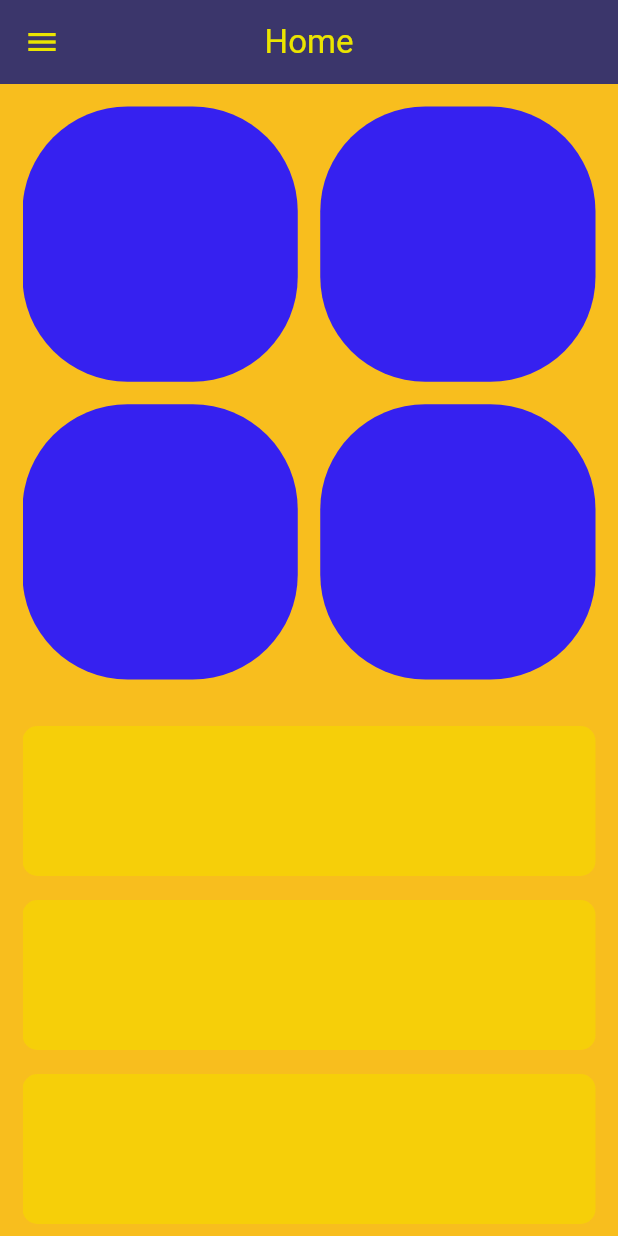
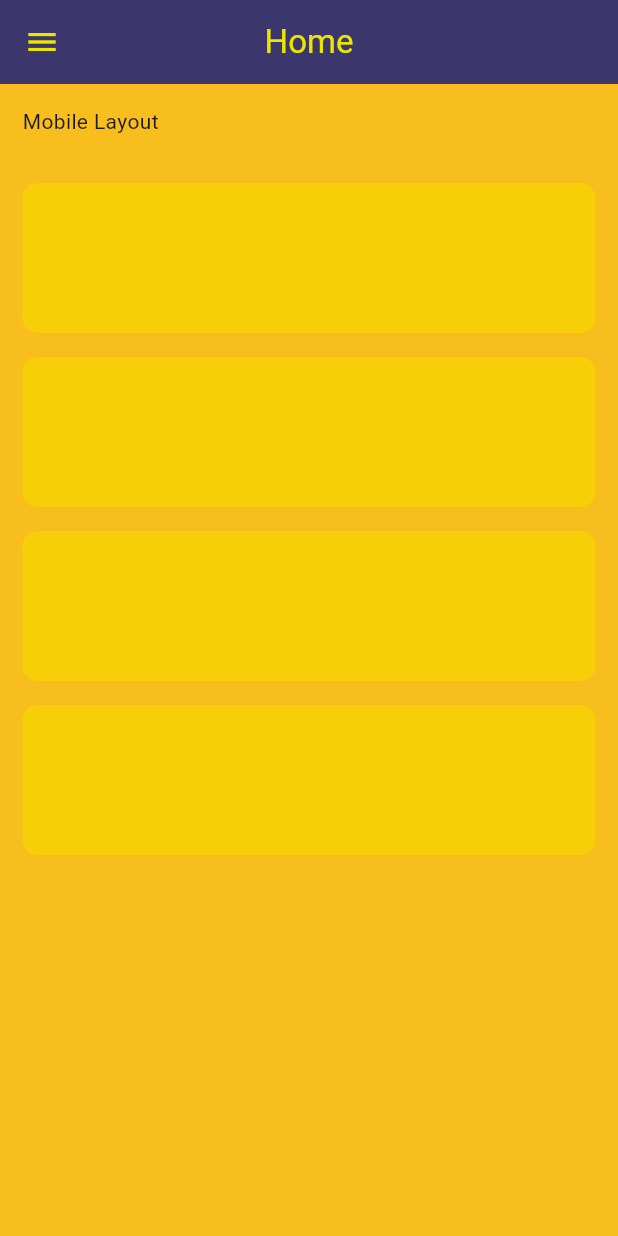
Before and after one commit to Devsaci/ts_sect3_responsive_desing, a Flutter app: the screen it shows after launch, on a phone screen of 412 x 824 dp. Run offline on Flutter 3.47's test engine with Material 3 defaults, Android fonts, the light colour scheme and no system bars; our stand-ins replace font_awesome_flutter.

Commit message:
if (constraints.maxWidth > 600)

```diff
--- a/lib/view/widgets/home_view_body.dart
+++ b/lib/view/widgets/home_view_body.dart
@@ -20,7 +20,12 @@ class HomeViewBody extends StatelessWidget {
           SliverToBoxAdapter(
             child: LayoutBuilder(
               builder: (context, constraints) {
-                return const CustomsSliverGrid();
+                // return const CustomsSliverGrid();
+                if (constraints.maxWidth > 600) {
+                  return const Text("Tablet Lauout");
+                } else {
+                  return const Text("Mobile Layout");
+                }
               },
             ),
           ),
```
